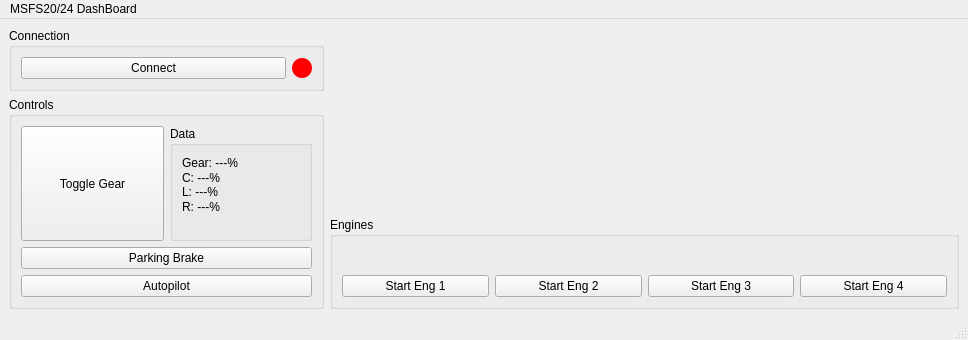
Above: src/mainwindow.ui from zacario-li/msfs_dashboard before the change. Below: the same form after it.
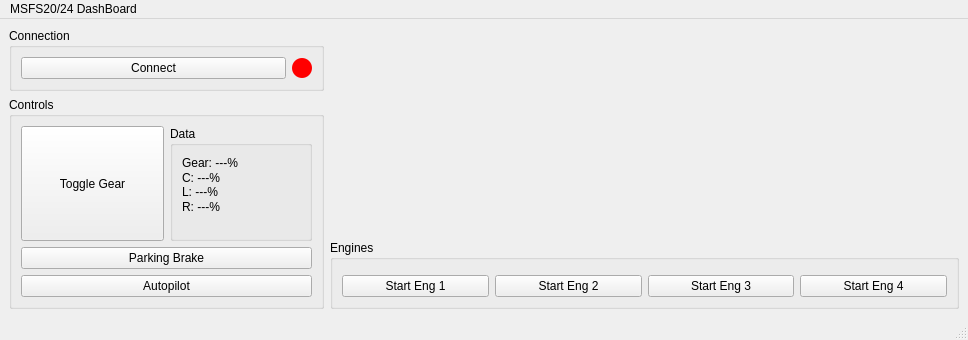
That is the form after the change. Custom widgets are drawn as their Qt base class.

```diff
--- a/src/mainwindow.ui
+++ b/src/mainwindow.ui
@@ -159,7 +159,7 @@
        </layout>
       </item>
       <item>
-       <layout class="QVBoxLayout" name="verticalLayout_4" stretch="2,1">
+       <layout class="QVBoxLayout" name="verticalLayout_4" stretch="3,1">
         <item>
          <layout class="QHBoxLayout" name="horizonLayout" stretch="1,1">
           <item>
```
